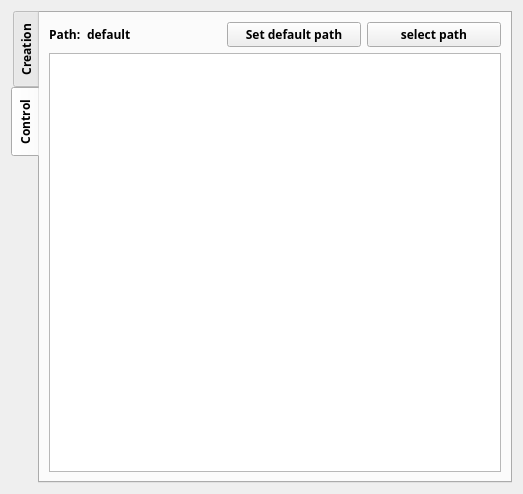
The window that templatesmenu.ui (Notidman/Dollar) describes before a commit, drawn with Qt 5.
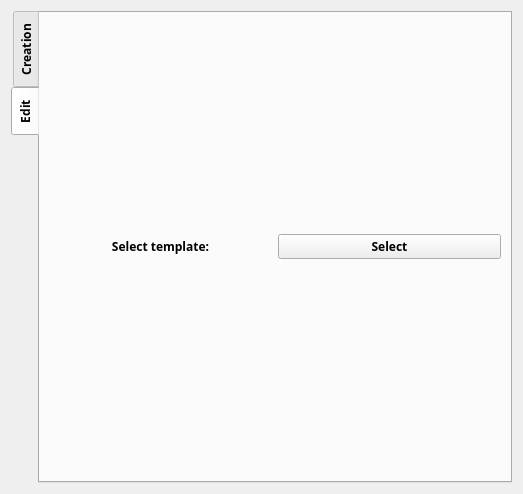
The same window after the commit. The open tabs and pages were chosen to show the change.

The edit to the form file:
```diff
--- a/templatesmenu.ui
+++ b/templatesmenu.ui
@@ -258,49 +258,32 @@
      </widget>
      <widget class="QWidget" name="tab_control">
       <attribute name="title">
-       <string>Control</string>
+       <string>Edit</string>
       </attribute>
-      <layout class="QVBoxLayout" name="verticalLayout_5">
-       <item>
-        <layout class="QHBoxLayout" name="horizontalLayout_2">
+      <layout class="QGridLayout" name="gridLayout_2">
+       <item row="0" column="0">
+        <layout class="QHBoxLayout" name="horizontalLayout_3">
          <item>
           <widget class="QLabel" name="label">
-           <property name="sizePolicy">
-            <sizepolicy hsizetype="Maximum" vsizetype="Preferred">
-             <horstretch>0</horstretch>
-             <verstretch>0</verstretch>
-            </sizepolicy>
-           </property>
            <property name="text">
-            <string>Path:</string>
+            <string>Select template:</string>
            </property>
-          </widget>
-         </item>
-         <item>
-          <widget class="QLabel" name="lb_path_templates">
-           <property name="text">
-            <string>default</string>
+           <property name="alignment">
+            <set>Qt::AlignCenter</set>
            </property>
           </widget>
          </item>
          <item>
           <widget class="QPushButton" name="pb_set_defauilt_path">
            <property name="text">
-            <string>Set default path</string>
-           </property>
-          </widget>
-         </item>
-         <item>
-          <widget class="QPushButton" name="pb_select_path">
-           <property name="text">
-            <string>select path</string>
+            <string>Select</string>
            </property>
           </widget>
          </item>
         </layout>
        </item>
-       <item>
-        <widget class="QTableView" name="tableView"/>
+       <item row="1" column="0">
+        <layout class="QGridLayout" name="gridLayout_select_template"/>
        </item>
       </layout>
      </widget>
```
Left out of the diff: 31 changed lines with no effect on the pictures.
